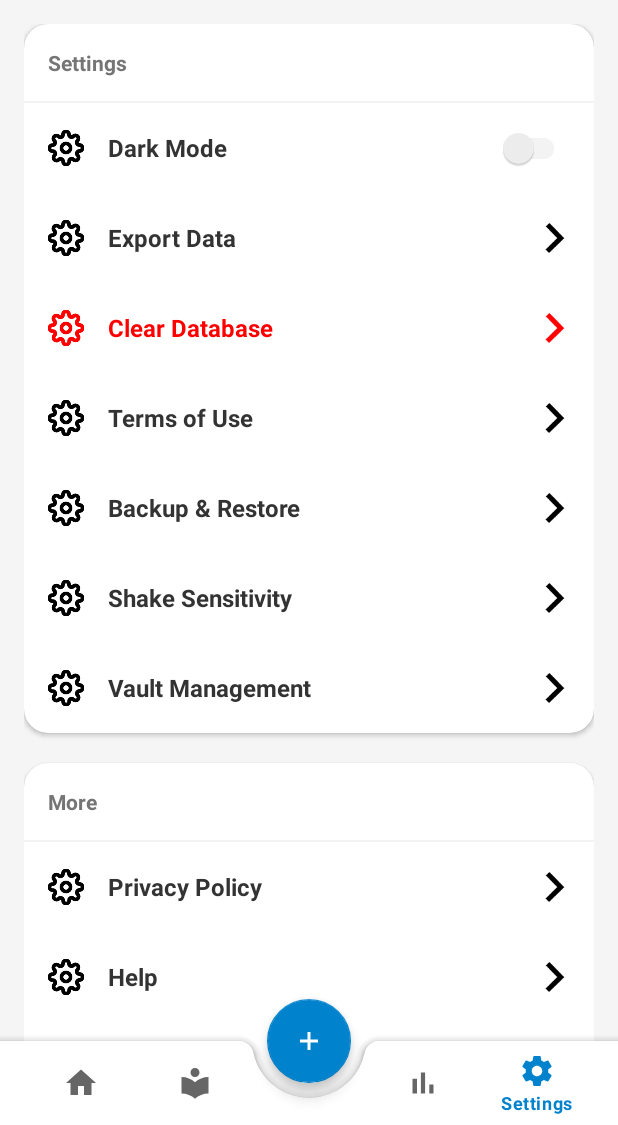
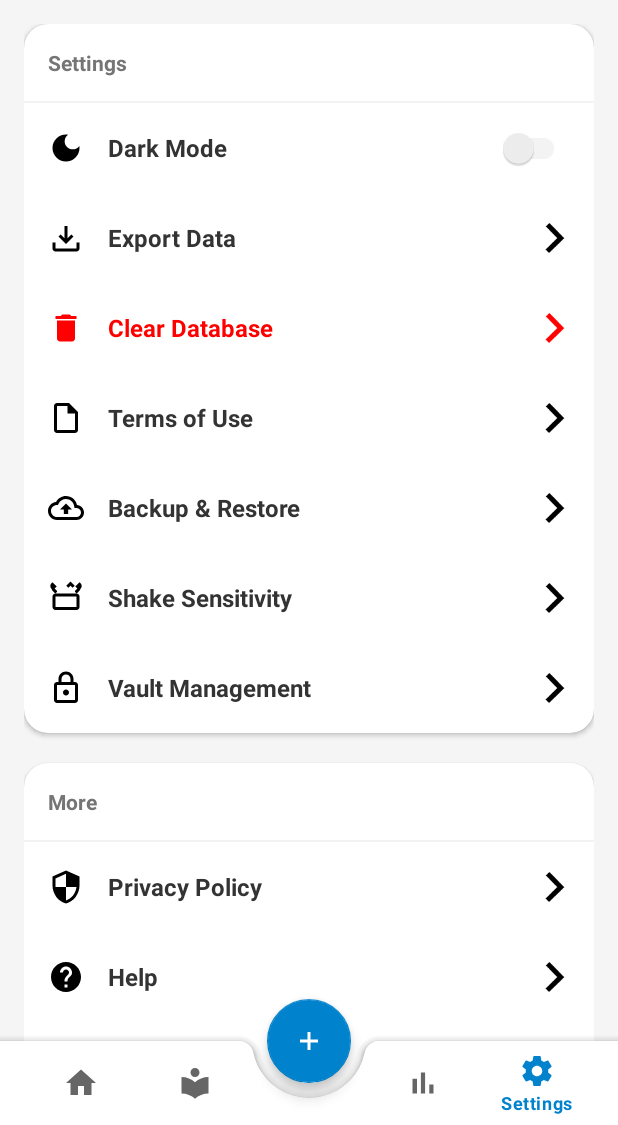
Before and after one commit to Jorejj/MediaVault, an Android app: the SettingsFragment screen opened through its navigation route, on a phone screen of 412 x 824 dp, the part 111-1236 px from its top. Run offline under Robolectric (Android 15) with nearby library versions, the light colour scheme and no system bars; our stand-ins replace navigation-ui; pictures from the network do not load.

Commit message:
fix settings icons, fix recent activity time, and fix exporting data

```diff
--- /dev/null
+++ b/app/src/main/res/drawable/ic_about.xml
@@ -0,0 +1,9 @@
+<vector xmlns:android="http://schemas.android.com/apk/res/android"
+    android:width="24dp"
+    android:height="24dp"
+    android:viewportWidth="24"
+    android:viewportHeight="24">
+    <path
+        android:fillColor="#000000"
+        android:pathData="M12,2C6.48,2 2,6.48 2,12s4.48,10 10,10 10,-4.48 10,-10S17.52,2 12,2zM13,17h-2v-6h2V17zM13,9h-2V7h2V9z"/>
+</vector>
--- /dev/null
+++ b/app/src/main/res/drawable/ic_backup.xml
@@ -0,0 +1,9 @@
+<vector xmlns:android="http://schemas.android.com/apk/res/android"
+    android:width="24dp"
+    android:height="24dp"
+    android:viewportWidth="24"
+    android:viewportHeight="24">
+    <path
+        android:fillColor="#000000"
+        android:pathData="M19.35,10.04C18.67,6.59 15.64,4 12,4C9.11,4 6.6,5.64 5.35,8.04C2.34,8.36 0,10.91 0,14c0,3.31 2.69,6 6,6h13c2.76,0 5,-2.24 5,-5C24,12.36 21.95,10.22 19.35,10.04zM19,18H6c-2.21,0 -4,-1.79 -4,-4c0,-2.05 1.53,-3.76 3.56,-3.97l1.07,-0.11l0.5,-0.95C8.08,7.14 9.94,6 12,6c2.62,0 4.88,1.86 5.39,4.43l0.3,1.5l1.53,0.11c1.56,0.1 2.78,1.41 2.78,2.96c0,1.65 -1.35,3 -3,3zM8,13h2.55v3h2.9v-3H16l-4,-4l-4,4z"/>
+</vector>
--- /dev/null
+++ b/app/src/main/res/drawable/ic_dark_mode.xml
@@ -0,0 +1,9 @@
+<vector xmlns:android="http://schemas.android.com/apk/res/android"
+    android:width="24dp"
+    android:height="24dp"
+    android:viewportWidth="24"
+    android:viewportHeight="24">
+    <path
+        android:fillColor="#000000"
+        android:pathData="M12,3c-4.97,0 -9,4.03 -9,9s4.03,9 9,9s9,-4.03 9,-9c0,-0.46 -0.04,-0.92 -0.1,-1.36c-0.98,1.37 -2.58,2.26 -4.4,2.26c-2.98,0 -5.4,-2.42 -5.4,-5.4c0,-1.81 0.89,-3.42 2.26,-4.4C12.92,3.04 12.46,3 12,3z"/>
+</vector>
--- /dev/null
+++ b/app/src/main/res/drawable/ic_delete.xml
@@ -0,0 +1,9 @@
+<vector xmlns:android="http://schemas.android.com/apk/res/android"
+    android:width="24dp"
+    android:height="24dp"
+    android:viewportWidth="24"
+    android:viewportHeight="24">
+    <path
+        android:fillColor="#000000"
+        android:pathData="M6,19c0,1.1 0.9,2 2,2h8c1.1,0 2,-0.9 2,-2V7H6v12zM19,4h-3.5l-1,-1h-5l-1,1H5v2h14V4z"/>
+</vector>
--- /dev/null
+++ b/app/src/main/res/drawable/ic_export.xml
@@ -0,0 +1,9 @@
+<vector xmlns:android="http://schemas.android.com/apk/res/android"
+    android:width="24dp"
+    android:height="24dp"
+    android:viewportWidth="24"
+    android:viewportHeight="24">
+    <path
+        android:fillColor="#000000"
+        android:pathData="M19,15v4H5v-4H3v4c0,1.1 0.9,2 2,2h14c1.1,0 2,-0.9 2,-2v-4H19zM17,11l-1.41,-1.41L13,12.17V4h-2v8.17L8.41,9.59L7,11l5,5L17,11z"/>
+</vector>
--- /dev/null
+++ b/app/src/main/res/drawable/ic_help.xml
@@ -0,0 +1,9 @@
+<vector xmlns:android="http://schemas.android.com/apk/res/android"
+    android:width="24dp"
+    android:height="24dp"
+    android:viewportWidth="24"
+    android:viewportHeight="24">
+    <path
+        android:fillColor="#000000"
+        android:pathData="M12,2C6.48,2 2,6.48 2,12s4.48,10 10,10 10,-4.48 10,-10S17.52,2 12,2zM13,19h-2v-2h2V19zM15.07,11.25l-0.9,0.92C13.45,12.9 13,13.5 13,15h-2v-0.5c0,-1.1 0.45,-2.1 1.17,-2.83l1.24,-1.26c0.37,-0.36 0.59,-0.86 0.59,-1.41c0,-1.1 -0.9,-2 -2,-2s-2,0.9 -2,2H8c0,-2.21 1.79,-4 4,-4s4,1.79 4,4C16,10.22 15.64,10.87 15.07,11.25z"/>
+</vector>
--- /dev/null
+++ b/app/src/main/res/drawable/ic_privacy.xml
@@ -0,0 +1,9 @@
+<vector xmlns:android="http://schemas.android.com/apk/res/android"
+    android:width="24dp"
+    android:height="24dp"
+    android:viewportWidth="24"
+    android:viewportHeight="24">
+    <path
+        android:fillColor="#000000"
+        android:pathData="M12,1L3,5v6c0,5.55 3.84,10.74 9,12c5.16,-1.26 9,-6.45 9,-12V5L12,1zM12,11.99h7c-0.53,4.12 -3.28,7.79 -7,8.94V12H5V6.3l7,-3.11V11.99z"/>
+</vector>
--- /dev/null
+++ b/app/src/main/res/drawable/ic_shake.xml
@@ -0,0 +1,9 @@
+<vector xmlns:android="http://schemas.android.com/apk/res/android"
+    android:width="24dp"
+    android:height="24dp"
+    android:viewportWidth="24"
+    android:viewportHeight="24">
+    <path
+        android:fillColor="#000000"
+        android:pathData="M3,7.14l1.52,1.52c0.2,0.2 0.51,0.2 0.71,0l0.71,-0.71c0.2,-0.2 0.2,-0.51 0,-0.71L4.41,5.71L5.83,4.29L3,1.46l-0.71,0.71c-1,1 -1,2.62 0,3.61L3,7.14zM15,1L12.17,3.83l1.41,1.41L15,3.83L16.41,5.24L17.83,3.83L15,1zM21,7.14l-1.52,1.52c-0.2,0.2 -0.51,0.2 -0.71,0l-0.71,-0.71c-0.2,-0.2 -0.2,-0.51 0,-0.71l1.52,-1.52l-1.41,-1.41L21,1.46l0.71,0.71c1,1 1,2.62 0,3.61L21,7.14zM19,20H5c-1.1,0 -2,-0.9 -2,-2V11c0,-1.1 0.9,-2 2,-2h14c1.1,0 2,0.9 2,2v7C21,19.1 20.1,20 19,20zM5,11v7h14v-7H5z"/>
+</vector>
--- /dev/null
+++ b/app/src/main/res/drawable/ic_terms.xml
@@ -0,0 +1,9 @@
+<vector xmlns:android="http://schemas.android.com/apk/res/android"
+    android:width="24dp"
+    android:height="24dp"
+    android:viewportWidth="24"
+    android:viewportHeight="24">
+    <path
+        android:fillColor="#000000"
+        android:pathData="M14,2H6c-1.1,0 -2,0.9 -2,2v16c0,1.1 0.9,2 2,2h12c1.1,0 2,-0.9 2,-2V8l-6,-6zM18,20H6V4h7v5h5v11z"/>
+</vector>
--- /dev/null
+++ b/app/src/main/res/drawable/ic_vault.xml
@@ -0,0 +1,9 @@
+<vector xmlns:android="http://schemas.android.com/apk/res/android"
+    android:width="24dp"
+    android:height="24dp"
+    android:viewportWidth="24"
+    android:viewportHeight="24">
+    <path
+        android:fillColor="#000000"
+        android:pathData="M18,8h-1V6c0,-2.76 -2.24,-5 -5,-5S7,3.24 7,6v2H6c-1.1,0 -2,0.9 -2,2v10c0,1.1 0.9,2 2,2h12c1.1,0 2,-0.9 2,-2V10C20,8.9 19.1,8 18,8zM9,6c0,-1.66 1.34,-3 3,-3s3,1.34 3,3v2H9V6zM18,20H6V10h12V20zM12,13c-1.1,0 -2,0.9 -2,2s0.9,2 2,2s2,-0.9 2,-2S13.1,13 12,13z"/>
+</vector>
--- a/app/src/main/res/layout/fragment_settings.xml
+++ b/app/src/main/res/layout/fragment_settings.xml
@@ -78,7 +78,7 @@
                         android:paddingHorizontal="16dp">
 
                         <ImageView android:id="@+id/icon_darkmode" android:layout_width="24dp" android:layout_height="24dp"
-                            android:src="@drawable/ic_settings1" android:layout_centerVertical="true" app:tint="?attr/colorIconTint"/>
+                            android:src="@drawable/ic_dark_mode" android:layout_centerVertical="true" app:tint="?attr/colorIconTint"/>
 
                         <TextView android:layout_width="wrap_content" android:layout_height="wrap_content"
                             android:text="Dark Mode" android:layout_toEndOf="@id/icon_darkmode" android:layout_marginStart="16dp"
@@ -100,7 +100,7 @@
                         android:clickable="true" android:focusable="true" android:background="?attr/selectableItemBackground">
 
                         <ImageView android:id="@+id/icon_export" android:layout_width="24dp" android:layout_height="24dp"
-                            android:src="@drawable/ic_settings1" android:layout_centerVertical="true" app:tint="?attr/colorIconTint"/>
+                            android:src="@drawable/ic_export" android:layout_centerVertical="true" app:tint="?attr/colorIconTint"/>
 
                         <TextView android:layout_width="wrap_content" android:layout_height="wrap_content"
                             android:text="Export Data" android:layout_toEndOf="@id/icon_export" android:layout_marginStart="16dp"
@@ -119,7 +119,7 @@
                         android:clickable="true" android:focusable="true" android:background="?attr/selectableItemBackground">
 
                         <ImageView android:id="@+id/icon_clear" android:layout_width="24dp" android:layout_height="24dp"
-                            android:src="@drawable/ic_settings1" android:layout_centerVertical="true" app:tint="#FF0000"/>
+                            android:src="@drawable/ic_delete" android:layout_centerVertical="true" app:tint="#FF0000"/>
 
                         <TextView android:layout_width="wrap_content" android:layout_height="wrap_content"
                             android:text="Clear Database" android:layout_toEndOf="@id/icon_clear" android:layout_marginStart="16dp"
@@ -138,7 +138,7 @@
                         android:clickable="true" android:focusable="true" android:background="?attr/selectableItemBackground">
 
                         <ImageView android:id="@+id/icon_terms" android:layout_width="24dp" android:layout_height="24dp"
-                            android:src="@drawable/ic_settings1" android:layout_centerVertical="true" app:tint="?attr/colorIconTint"/>
+                            android:src="@drawable/ic_terms" android:layout_centerVertical="true" app:tint="?attr/colorIconTint"/>
 
                         <TextView android:layout_width="wrap_content" android:layout_height="wrap_content"
                             android:text="Terms of Use" android:layout_toEndOf="@id/icon_terms" android:layout_marginStart="16dp"
@@ -157,7 +157,7 @@
                         android:clickable="true" android:focusable="true" android:background="?attr/selectableItemBackground">
 
                         <ImageView android:id="@+id/icon_backup" android:layout_width="24dp" android:layout_height="24dp"
-                            android:src="@drawable/ic_settings1" android:layout_centerVertical="true" app:tint="?attr/colorIconTint"/>
+                            android:src="@drawable/ic_backup" android:layout_centerVertical="true" app:tint="?attr/colorIconTint"/>
 
                         <TextView android:layout_width="wrap_content" android:layout_height="wrap_content"
                             android:text="Backup &amp; Restore" android:layout_toEndOf="@id/icon_backup" android:layout_marginStart="16dp"
@@ -175,7 +175,7 @@
                         android:clickable="true" android:focusable="true" android:background="?attr/selectableItemBackground">
 
                         <ImageView android:id="@+id/icon_shake" android:layout_width="24dp" android:layout_height="24dp"
-                            android:src="@drawable/ic_settings1" android:layout_centerVertical="true" app:tint="?attr/colorIconTint"/>
+                            android:src="@drawable/ic_shake" android:layout_centerVertical="true" app:tint="?attr/colorIconTint"/>
 
                         <TextView android:layout_width="wrap_content" android:layout_height="wrap_content"
                             android:text="Shake Sensitivity" android:layout_toEndOf="@id/icon_shake" android:layout_marginStart="16dp"
@@ -193,7 +193,7 @@
                         android:clickable="true" android:focusable="true" android:background="?attr/selectableItemBackground">
 
                         <ImageView android:id="@+id/icon_vault" android:layout_width="24dp" android:layout_height="24dp"
-                            android:src="@drawable/ic_settings1" android:layout_centerVertical="true" app:tint="?attr/colorIconTint"/>
+                            android:src="@drawable/ic_vault" android:layout_centerVertical="true" app:tint="?attr/colorIconTint"/>
 
                         <TextView android:layout_width="wrap_content" android:layout_height="wrap_content"
                             android:text="Vault Management" android:layout_toEndOf="@id/icon_vault" android:layout_marginStart="16dp"
@@ -238,7 +238,7 @@
                         android:clickable="true" android:focusable="true" android:background="?attr/selectableItemBackground">
 
                         <ImageView android:id="@+id/icon_privacy" android:layout_width="24dp" android:layout_height="24dp"
-                            android:src="@drawable/ic_settings1" android:layout_centerVertical="true" app:tint="?attr/colorIconTint"/>
+                            android:src="@drawable/ic_privacy" android:layout_centerVertical="true" app:tint="?attr/colorIconTint"/>
 
                         <TextView android:layout_width="wrap_content" android:layout_height="wrap_content"
                             android:text="Privacy Policy" android:layout_toEndOf="@id/icon_privacy" android:layout_marginStart="16dp"
@@ -256,7 +256,7 @@
                         android:clickable="true" android:focusable="true" android:background="?attr/selectableItemBackground">
 
                         <ImageView android:id="@+id/icon_help" android:layout_width="24dp" android:layout_height="24dp"
-                            android:src="@drawable/ic_settings1" android:layout_centerVertical="true" app:tint="?attr/colorIconTint"/>
+                            android:src="@drawable/ic_help" android:layout_centerVertical="true" app:tint="?attr/colorIconTint"/>
 
                         <TextView android:layout_width="wrap_content" android:layout_height="wrap_content"
                             android:text="Help" android:layout_toEndOf="@id/icon_help" android:layout_marginStart="16dp"
@@ -275,7 +275,7 @@
                         android:clickable="true" android:focusable="true" android:background="?attr/selectableItemBackground">
 
                         <ImageView android:id="@+id/icon_about" android:layout_width="24dp" android:layout_height="24dp"
-                            android:src="@drawable/ic_settings1" android:layout_centerVertical="true" app:tint="?attr/colorIconTint"/>
+                            android:src="@drawable/ic_about" android:layout_centerVertical="true" app:tint="?attr/colorIconTint"/>
 
                         <TextView android:layout_width="wrap_content" android:layout_height="wrap_content"
                             android:text="About" android:layout_toEndOf="@id/icon_about" android:layout_marginStart="16dp"
```
Also changed, not shown: app/src/main/java/com/example/mediavault/ui/home/HomeFragment.java (+36 -0 lines), app/src/main/java/com/example/mediavault/ui/settings/SettingsFragment.java (+75 -26 lines).
